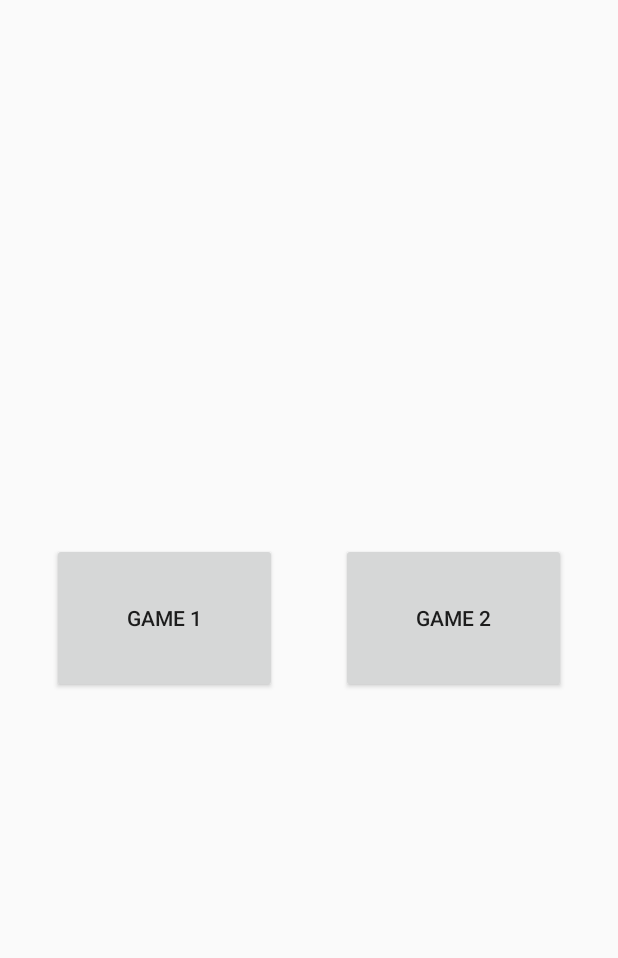
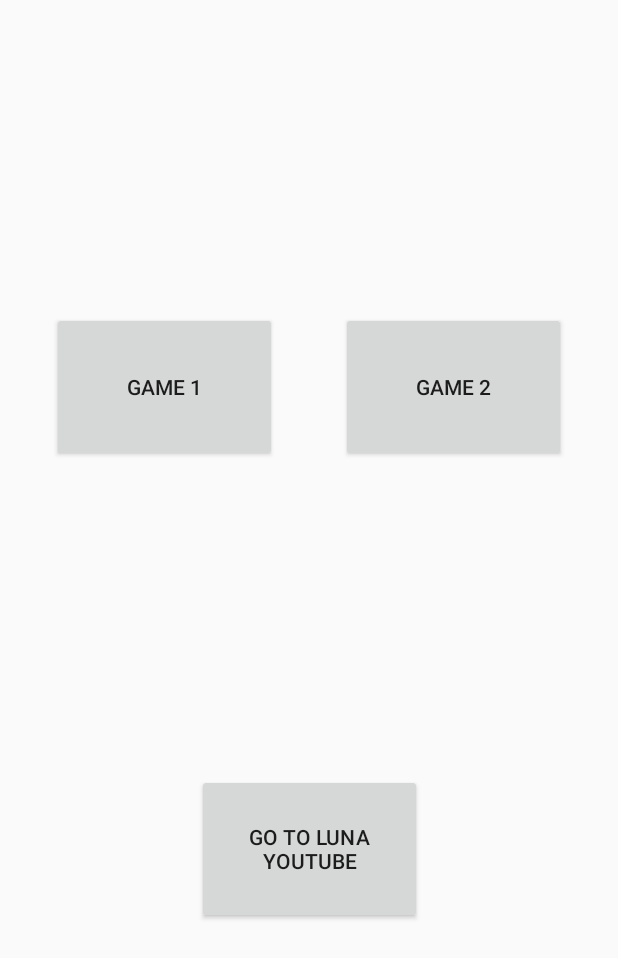
Before and after one commit to holylance/lunaProject, an Android app: the screen it shows after launch (MainActivity), on a phone screen of 412 x 824 dp. Shown: the top 958 px of the screen. Run offline under Robolectric (Android 15) with nearby library versions, the phone set to English and light mode, and no system bars.

Commit message:
feature/intent to youtube

```diff
--- a/app/src/main/java/com/hjcorp/lunaproject/lobby/LobbyFragment.kt
+++ b/app/src/main/java/com/hjcorp/lunaproject/lobby/LobbyFragment.kt
@@ -1,11 +1,13 @@
 package com.hjcorp.lunaproject.lobby
 
-import androidx.lifecycle.ViewModelProviders
+import android.content.Intent
+import android.net.Uri
 import android.os.Bundle
-import androidx.fragment.app.Fragment
 import android.view.LayoutInflater
 import android.view.View
 import android.view.ViewGroup
+import androidx.fragment.app.Fragment
+import androidx.lifecycle.ViewModelProviders
 import androidx.navigation.fragment.findNavController
 import com.hjcorp.lunaproject.R
 import kotlinx.android.synthetic.main.activity_main.*
@@ -15,6 +17,7 @@ class LobbyFragment : Fragment() {
 
     companion object {
         fun newInstance() = LobbyFragment()
+        private const val YOUTUBE_ID = "UCXrRClRj7noCxiBKzAPhJ6A"
     }
 
     private lateinit var viewModel: LobbyViewModel
@@ -34,6 +37,15 @@ class LobbyFragment : Fragment() {
         button_game2.setOnClickListener {
             nav_host.findNavController().navigate(R.id.action_lobbyFragment_to_game2Fragment)
         }
+        button_youtube.setOnClickListener {
+            activity?.let { activity ->
+                val webIntent: Intent = Intent(Intent.ACTION_VIEW,
+                    Uri.parse("https://www.youtube.com/channel/$YOUTUBE_ID")
+                )
+                if (webIntent.resolveActivity(activity.packageManager) != null)
+                    startActivity(webIntent)
+            }
+        }
     }
 
     override fun onActivityCreated(savedInstanceState: Bundle?) {
--- a/app/src/main/res/layout/lobby_fragment.xml
+++ b/app/src/main/res/layout/lobby_fragment.xml
@@ -14,8 +14,8 @@
         android:layout_marginStart="8dp"
         android:layout_marginEnd="8dp"
         android:text="@string/game_1"
-        app:layout_constraintBottom_toBottomOf="parent"
-        app:layout_constraintEnd_toStartOf="@+id/button_game2"
+        app:layout_constraintBottom_toTopOf="@id/button_youtube"
+        app:layout_constraintEnd_toStartOf="@id/button_game2"
         app:layout_constraintStart_toStartOf="parent"
         app:layout_constraintTop_toTopOf="parent" />
 
@@ -26,9 +26,21 @@
         android:layout_marginStart="8dp"
         android:layout_marginEnd="8dp"
         android:text="@string/game_2"
-        app:layout_constraintBottom_toBottomOf="parent"
+        app:layout_constraintBottom_toTopOf="@id/button_youtube"
         app:layout_constraintEnd_toEndOf="parent"
         app:layout_constraintStart_toEndOf="@id/button_game1"
         app:layout_constraintTop_toTopOf="parent" />
 
+    <Button
+        android:id="@+id/button_youtube"
+        android:layout_width="@dimen/button_game_width"
+        android:layout_height="@dimen/button_game_height"
+        android:layout_marginStart="8dp"
+        android:layout_marginEnd="8dp"
+        android:text="@string/youtube"
+        app:layout_constraintBottom_toBottomOf="parent"
+        app:layout_constraintEnd_toEndOf="parent"
+        app:layout_constraintStart_toStartOf="parent"
+        app:layout_constraintTop_toBottomOf="@+id/button_game1" />
+
 </androidx.constraintlayout.widget.ConstraintLayout>
--- a/app/src/main/res/values/strings.xml
+++ b/app/src/main/res/values/strings.xml
@@ -2,4 +2,5 @@
     <string name="app_name">lunaProject</string>
     <string name="game_1">Game 1</string>
     <string name="game_2">Game 2</string>
+    <string name="youtube">Go to Luna Youtube</string>
 </resources>
```
